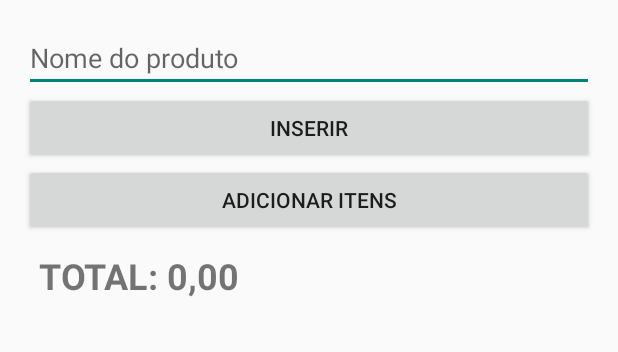
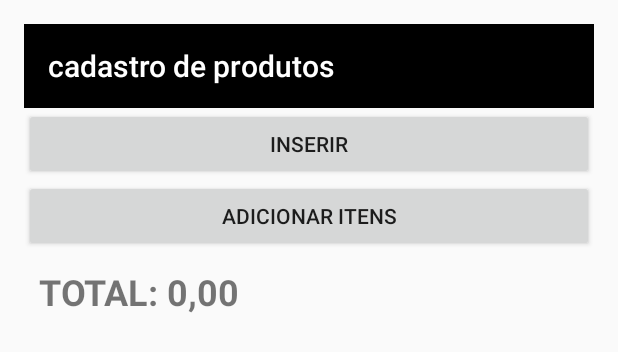
Before and after one commit to Otto-Samuel/app_lista_de_compras, an Android app built with Jetpack Compose: the layout layout.xml on its own in the app's theme, with its tools: preview values and no code run, on a phone screen of 412 x 824 dp. Shown: the top 352 px of the screen. Run offline under Robolectric (Android 15) with nearby library versions, the phone set to English and light mode, and no system bars.

Commit message:
concertando erros

```diff
--- a/app/src/main/res/layout/layout.xml
+++ b/app/src/main/res/layout/layout.xml
@@ -1,15 +1,18 @@
 <?xml version="1.0" encoding="utf-8"?>
+
 <LinearLayout xmlns:android="http://schemas.android.com/apk/res/android"
     android:layout_width="match_parent"
     android:layout_height="match_parent"
     android:orientation="vertical"
     android:padding="16dp">
 
-    <EditText
+    <Toolbar
         android:layout_width="match_parent"
         android:layout_height="wrap_content"
-        android:id="@+id/txt_produto"
-        android:hint="Nome do produto" />
+        android:background="@color/black"
+        android:title="cadastro de produtos"
+        android:titleTextColor="@color/white"
+        />
 
     <Button
         android:layout_width="match_parent"
```
Also changed, not shown: app/src/main/AndroidManifest.xml (+9 -9 lines), 1 other file.
